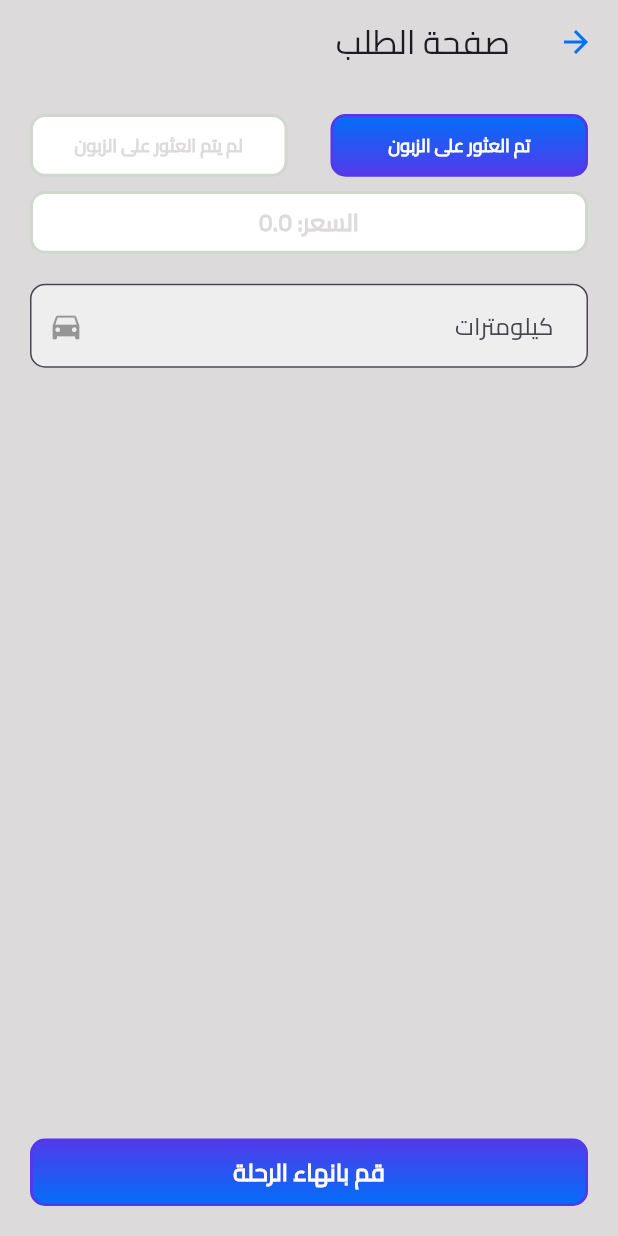
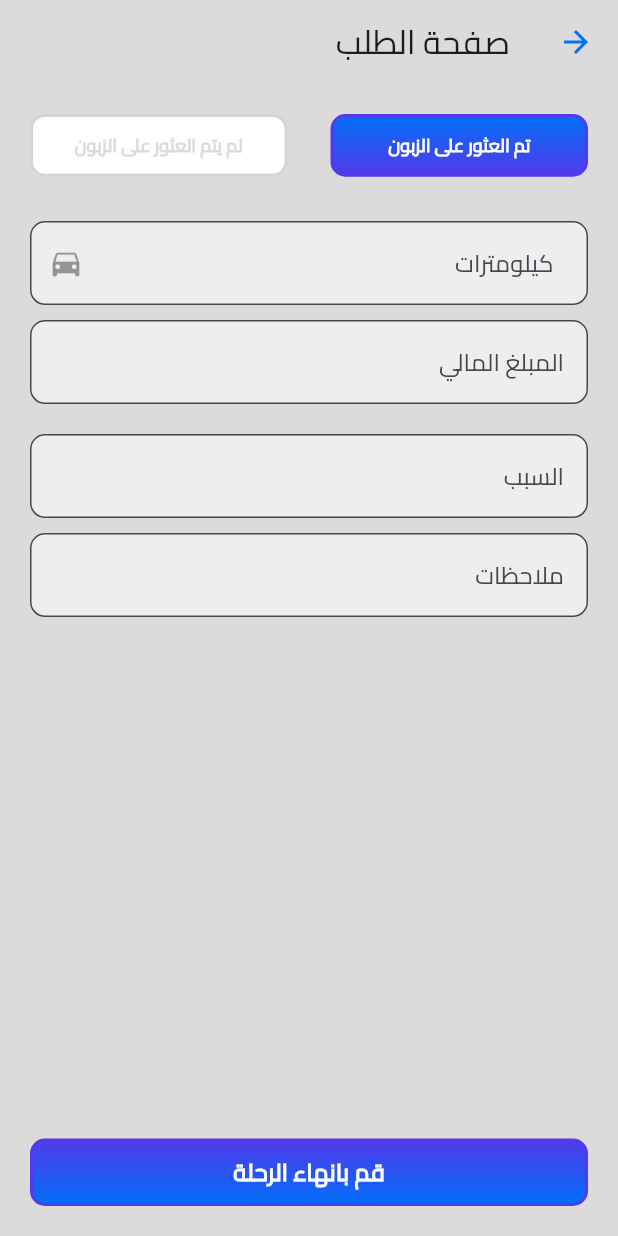
Before and after one commit to laith-mogajadamy/StarTaxiDriver, a Flutter app: the Order screen opened directly, after a tap on "قم بانهاء الرحلة", on a phone screen of 412 x 824 dp. Run offline on Flutter 3.47's test engine with Material 3 defaults, Android fonts, the phone set to English and light mode, and no system bars; our stand-ins replace firebase_core, firebase_messaging, flutter_local_notifications, flutter_screenutil, geolocator, get and 4 more; accounts and stored records are empty.

Commit message:
fix coplete order

```diff
--- a/lib/location/location.dart
+++ b/lib/location/location.dart
@@ -73,7 +73,7 @@ class LocationService {
   }
 
   // دالة لإنهاء إرسال الموقع وإرسال البيانات النهائية
-  static Future<void> EndsendLocationToDataBase(double kilometers) async {
+  static Future<void> EndsendLocationToDataBase(double kilometers,String notes,String reason,String additional) async {
     SharedPreferences prefs = await SharedPreferences.getInstance();
     var request_id = prefs.getString('request_id');
     var token = prefs.getString('token');
@@ -88,6 +88,9 @@ class LocationService {
         'distance': kilometers,
         'end_latitude': double.parse(position.latitude.toString()),
         'end_longitude': double.parse(position.longitude.toString()),
+        'notes':notes,
+        'additional':additional,
+        'reason':reason,
       };
 
       final response = await http.post(
--- a/lib/view/screen/order.dart
+++ b/lib/view/screen/order.dart
@@ -1,7 +1,6 @@
 import 'dart:convert';
 import 'dart:developer';
 import 'dart:ui' as ui;
-import 'package:driver_taxi/components/custom_botton.dart';
 import 'package:driver_taxi/components/custom_loading_button.dart';
 import 'package:driver_taxi/location/location.dart';
 import 'package:driver_taxi/utils/app_colors.dart';
@@ -23,10 +22,16 @@ class _OrderState extends State<Order> {
   bool _isOnDuty = true;
   double _price = 0.0;
   final TextEditingController _kilometersController = TextEditingController();
+  final TextEditingController _reasonController = TextEditingController();
+  final TextEditingController _additionalController = TextEditingController();
+  final TextEditingController _notesController = TextEditingController();
 
   @override
   void dispose() {
     _kilometersController.dispose();
+    _reasonController.dispose();
+    _additionalController.dispose();
+    _notesController.dispose();
     super.dispose();
   }
 
@@ -134,16 +139,16 @@ class _OrderState extends State<Order> {
             ),
             SizedBox(height: 8.h),
             // عرض السعر
-            CustomButton(
-              width: 295.h,
-              height: 35.h,
-              onPressed: () {},
-              background_color1: AppColors.white,
-              background_color2: AppColors.white,
-              border_color: AppColors.grey,
-              text: 'السعر: $_price',
-              textColor: AppColors.BackgroundColor,
-            ),
+            // CustomButton(
+            //   width: 295.h,
+            //   height: 35.h,
+            //   onPressed: () {},
+            //   background_color1: AppColors.white,
+            //   background_color2: AppColors.white,
+            //   border_color: AppColors.grey,
+            //   text: 'السعر: $_price',
+            //   textColor: AppColors.BackgroundColor,
+            // ),
             const SizedBox(height: 20),
             // حقل إدخال الكيلومترات
             TextField(
@@ -165,14 +170,66 @@ class _OrderState extends State<Order> {
                   const TextInputType.numberWithOptions(decimal: true),
               onChanged: _updatePrice,
             ),
+            const SizedBox(height: 10),
+            // حقل إدخال المعلومات الإضافية
+            TextField(
+              controller: _additionalController,
+              decoration: InputDecoration(
+                hintText: 'المبلغ المالي',
+                border: OutlineInputBorder(
+                  borderRadius: BorderRadius.circular(10),
+                  borderSide: const BorderSide(color: Colors.black12),
+                ),
+                filled: true,
+                fillColor: Colors.grey[200],
+              ),
+            ),
+            const SizedBox(height: 20),
+            // حقل إدخال السبب
+            TextField(
+              controller: _reasonController,
+              decoration: InputDecoration(
+                hintText: 'السبب',
+                border: OutlineInputBorder(
+                  borderRadius: BorderRadius.circular(10),
+                  borderSide: const BorderSide(color: Colors.black12),
+                ),
+                filled: true,
+                fillColor: Colors.grey[200],
+              ),
+            ),
+
+            const SizedBox(height: 10),
+            // حقل إدخال الملاحظات
+            TextField(
+              controller: _notesController,
+              decoration: InputDecoration(
+                hintText: 'ملاحظات',
+                border: OutlineInputBorder(
+                  borderRadius: BorderRadius.circular(10),
+                  borderSide: const BorderSide(color: Colors.black12),
+                ),
+                filled: true,
+                fillColor: Colors.grey[200],
+              ),
+            ),
             const Spacer(),
             // زر إنهاء الرحلة
             LoadingButtonWidget(
               onPressed: () {
                 double kilometers =
                     double.tryParse(_kilometersController.text) ?? 1.0;
-                LocationService.EndsendLocationToDataBase(kilometers);
+                String reason = _reasonController.text.trim();
+                String additional = _additionalController.text.trim();
+                String notes = _notesController.text.trim();
+
+                LocationService.EndsendLocationToDataBase(
+                    kilometers, reason, additional, notes);
+
                 _kilometersController.clear();
+                _reasonController.clear();
+                _additionalController.clear();
+                _notesController.clear();
               },
               text: 'قم بانهاء الرحلة',
             ),
--- a/lib/view/screen/orders_main.dart
+++ b/lib/view/screen/orders_main.dart
@@ -547,8 +547,7 @@ class _NotificationsState extends State<Notifications> {
           await prefs.setString('request_id', data['request_id']);
           await prefs.setString('chat_id', data['chat_id']);
           await prefs.setString('customer_id', data['customer_id']);
-          await prefs.setDouble(
-              'price', data['price']?.toDouble() ?? 0.0);
+          await prefs.setDouble('price', data['price']?.toDouble() ?? 0.0);
           await prefs.setString('typeMov', data['type']);
           await prefs.setString('is_onKM', data['is_onKM'].toString());
 
--- a/pubspec.yaml
+++ b/pubspec.yaml
@@ -13,7 +13,7 @@ dependencies:
     sdk: flutter
 
   cupertino_icons: ^1.0.8
-  flutter_lints: ^4.0.0
+  flutter_lints: ^5.0.0
   get: ^4.6.1
   # DateTime
   # jiffy: ^6.2.1
```
Also changed, not shown: pubspec.lock.
